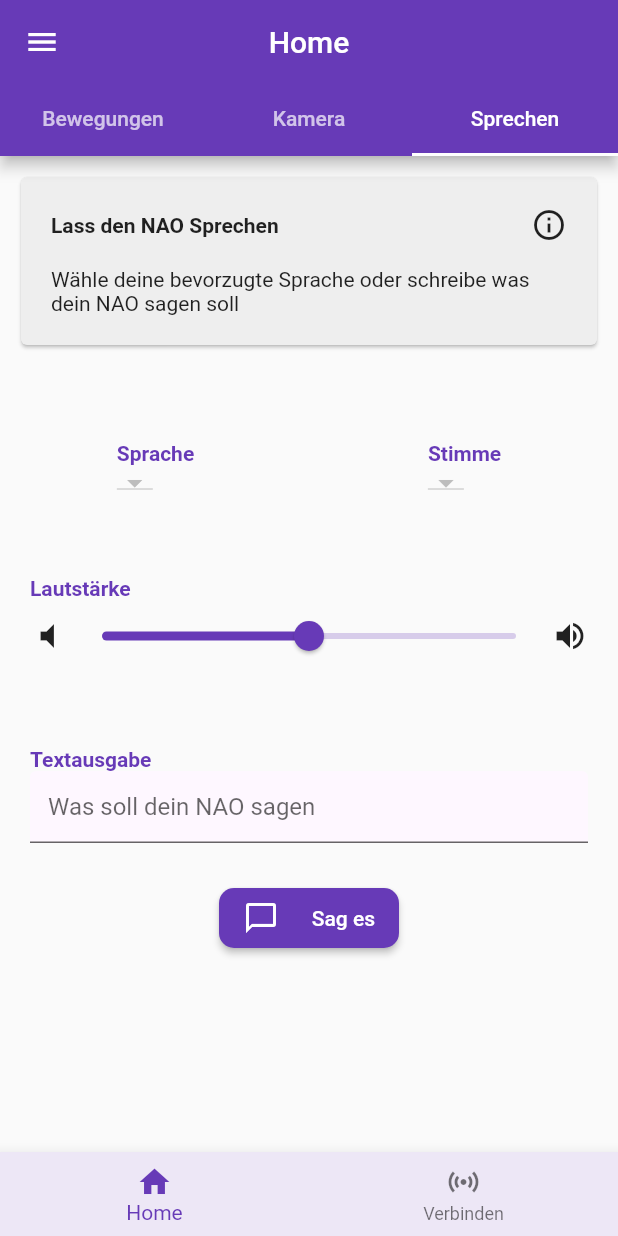
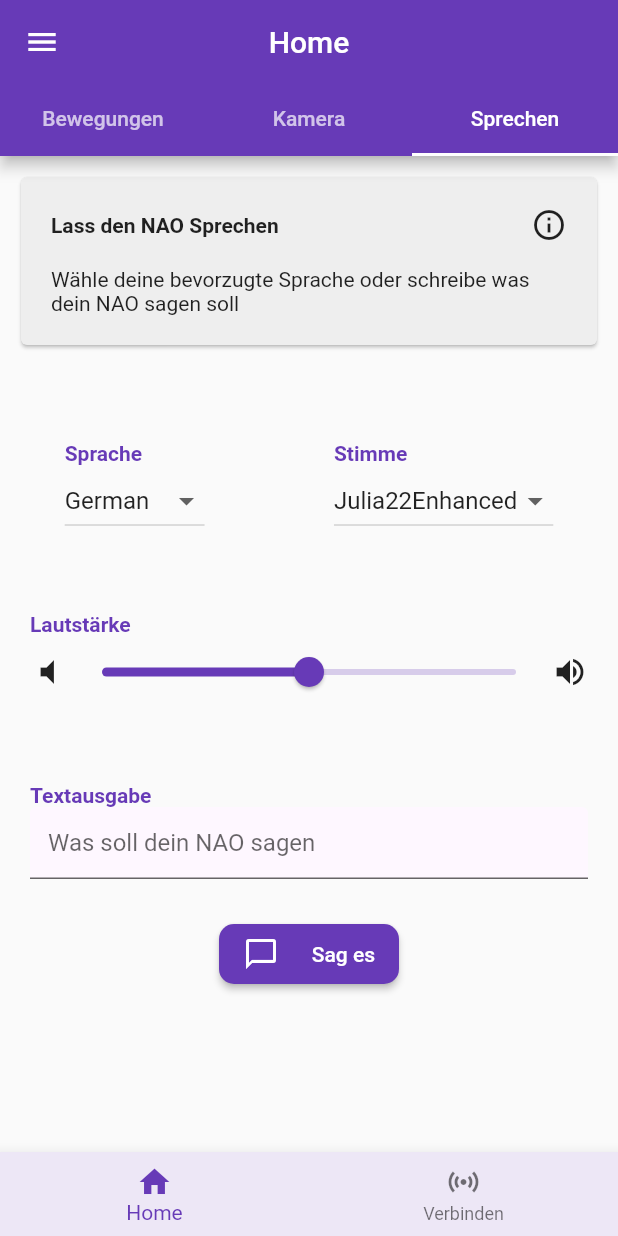
Before and after one commit to sbaer2306/NAO-APP, a Flutter app: the screen it shows after launch, tab 3 chosen, on a phone screen of 412 x 824 dp. Run offline on Flutter 3.47's test engine with Material 2 defaults, Android fonts, the phone set to English and light mode, and no system bars; our stand-ins replace loading_animation_widget; missing offline and left inert: animated_check, flutter_mjpeg.

Commit message:
initStates hardcoded until solution

```diff
--- a/lib/pages/speaker_view.dart
+++ b/lib/pages/speaker_view.dart
@@ -22,8 +22,12 @@
     super.initState();
   }
 
-  Enum? languageEnum;
-  Enum? voiceEnum;
+  Enum? languageEnum = Enum(
+      items: ['German', 'Japanese', 'Chinese', 'English'],
+      selectedItem: 'German');
+  Enum? voiceEnum = Enum(
+      items: ["Julia22Enhanced", "maki_n16", "naoenu", "naomnc"],
+      selectedItem: "Julia22Enhanced");
   int volumeValue = 50;
 
   @override
@@ -39,8 +43,8 @@
       Object languageObject = {
         'language': lng,
       };
-
-      await activeRobots[0].setLanguage(languageObject);
+      print("changed language to: $lng");
+      //await activeRobots[0].setLanguage(languageObject);
     }
 
     Future<void> voiceHandler(String lng) async {
@@ -52,7 +56,8 @@
         'language': lng,
       };
 
-      await activeRobots[0].setLanguage(voiceObject);
+      print("changed voice to: $lng");
+      //await activeRobots[0].setLanguage(voiceObject);
     }
 
     Future<void> volumeHandler(double vol) async {
```
